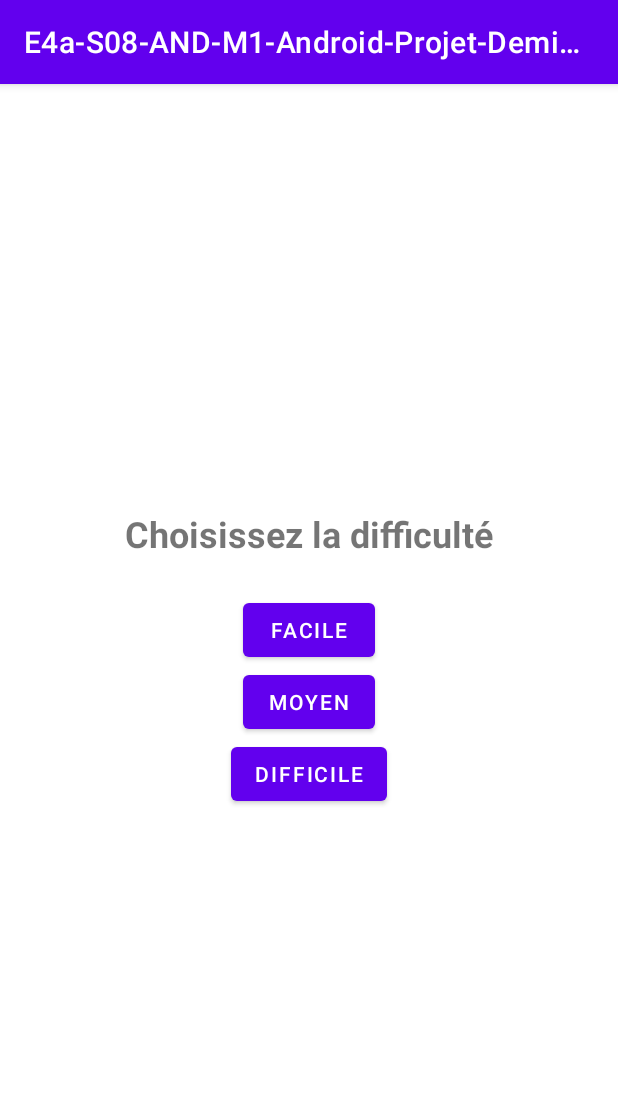
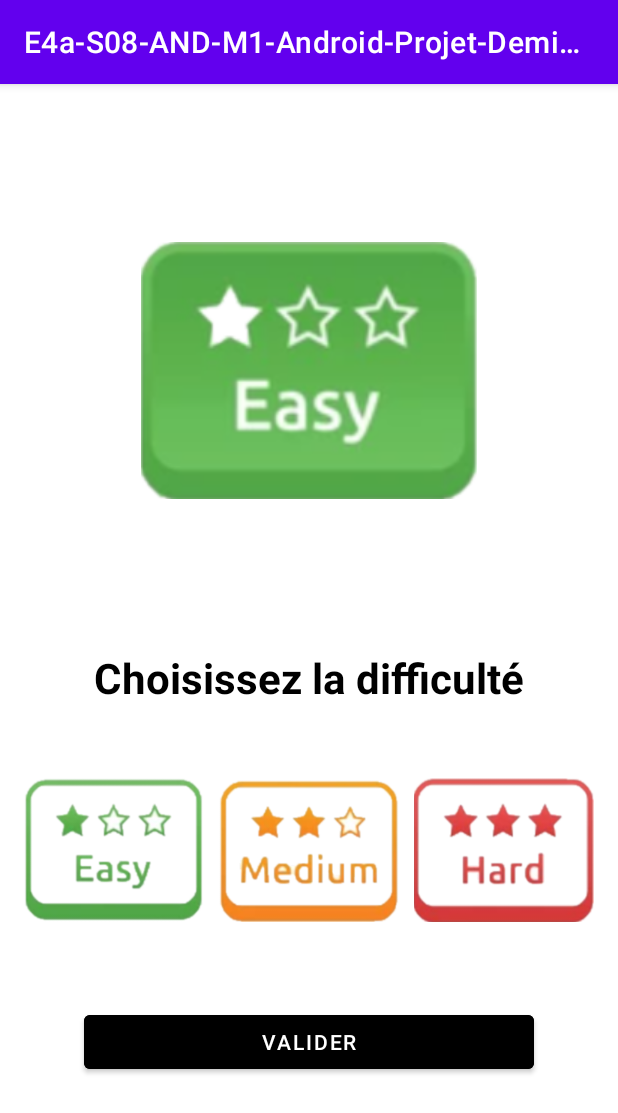
Before and after one commit to Ken-dono/E4a-S08-AND-M1-Android-Projet-D-mineur, an Android app: the screen it shows after launch (MainActivity), on a phone screen of 412 x 824 dp. Shown: the top 1113 px of the screen. Run offline under Robolectric (Android 15) with nearby library versions, the phone set to English and light mode, and no system bars.

Commit message:
Commit activity_main.xml first screen

```diff
--- a/app/src/main/res/layout/activity_main.xml
+++ b/app/src/main/res/layout/activity_main.xml
@@ -1,37 +1,71 @@
-<?xml version="1.0" encoding="utf-8"?>
 <LinearLayout xmlns:android="http://schemas.android.com/apk/res/android"
+    xmlns:app="http://schemas.android.com/apk/res-auto"
     android:layout_width="match_parent"
     android:layout_height="match_parent"
     android:orientation="vertical"
     android:gravity="center">
 
+    <ImageView
+        android:id="@+id/imageView"
+        android:layout_width="match_parent"
+        android:layout_height="wrap_content"
+        app:srcCompat="@drawable/easy_checked" />
+
     <TextView
         android:layout_width="wrap_content"
         android:layout_height="wrap_content"
         android:text="@string/select_difficulty"
-        android:textSize="24sp"
+        android:textSize="28sp"
         android:textStyle="bold"
-        android:layout_marginBottom="24dp"/>
+        android:textColor="@android:color/black"
+        android:layout_marginTop="100dp"
+        android:layout_marginBottom="48dp"/>
+
+    <LinearLayout
+        android:layout_width="wrap_content"
+        android:layout_height="wrap_content"
+        android:orientation="horizontal"
+        android:layout_marginBottom="32dp">
+
+        <ImageButton
+            android:layout_width="120dp"
+            android:layout_height="96dp"
+            android:background="@drawable/easy_unchecked"
+            android:id="@+id/easy_button"
+            android:onClick="onDifficultySelected"
+            android:scaleType="fitCenter"/>
+
+        <ImageButton
+            android:layout_width="120dp"
+            android:layout_height="96dp"
+            android:background="@drawable/medium_unchecked"
+            android:id="@+id/medium_button"
+            android:onClick="onDifficultySelected"
+            android:layout_marginStart="10dp"
+            android:layout_marginEnd="10dp"
+            android:scaleType="fitCenter"/>
+
+        <ImageButton
+            android:layout_width="120dp"
+            android:layout_height="96dp"
+            android:background="@drawable/hard_unchecked"
+            android:id="@+id/hard_button"
+            android:onClick="onDifficultySelected"
+            android:scaleType="fitCenter"/>
+
+    </LinearLayout>
 
     <Button
-        android:layout_width="wrap_content"
+        android:id="@+id/validate_button"
+        android:layout_width="300dp"
         android:layout_height="wrap_content"
-        android:text="@string/easy"
-        android:id="@+id/easy_button"
-        android:onClick="onDifficultySelected"/>
+        android:text="@string/validate"
+        android:layout_gravity="center_horizontal"
+        android:layout_marginTop="24dp"
+        android:backgroundTint="@color/black">
+    </Button>
 
-    <Button
-        android:layout_width="wrap_content"
-        android:layout_height="wrap_content"
-        android:text="@string/medium"
-        android:id="@+id/medium_button"
-        android:onClick="onDifficultySelected"/>
 
-    <Button
-        android:layout_width="wrap_content"
-        android:layout_height="wrap_content"
-        android:text="@string/hard"
-        android:id="@+id/hard_button"
-        android:onClick="onDifficultySelected"/>
+
 
 </LinearLayout>
--- a/app/src/main/res/values/strings.xml
+++ b/app/src/main/res/values/strings.xml
@@ -4,4 +4,5 @@
     <string name="medium">MOYEN</string>
     <string name="easy">FACILE</string>
     <string name="select_difficulty">Choisissez la difficulté</string>
+    <string name="validate">Valider</string>
 </resources>
```
Also changed, not shown: app/src/main/java/com/example/e4a_s08_and_m1_android_projet_demineur/MainActivity.java (+47 -18 lines), app/src/main/res/drawable/easy_checked.png (added), app/src/main/res/drawable/easy_unchecked.png (added), app/src/main/res/drawable/hard_checked.png (added), app/src/main/res/drawable/hard_unchecked.png (added), app/src/main/res/drawable/medium_checked.png (added), app/src/main/res/drawable/medium_unchecked.png (added).
